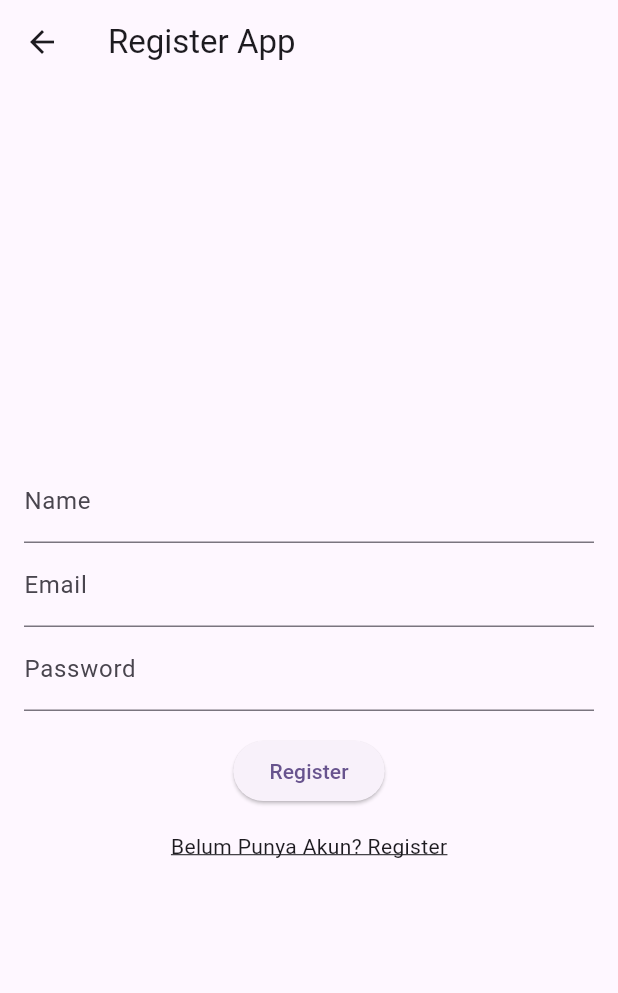
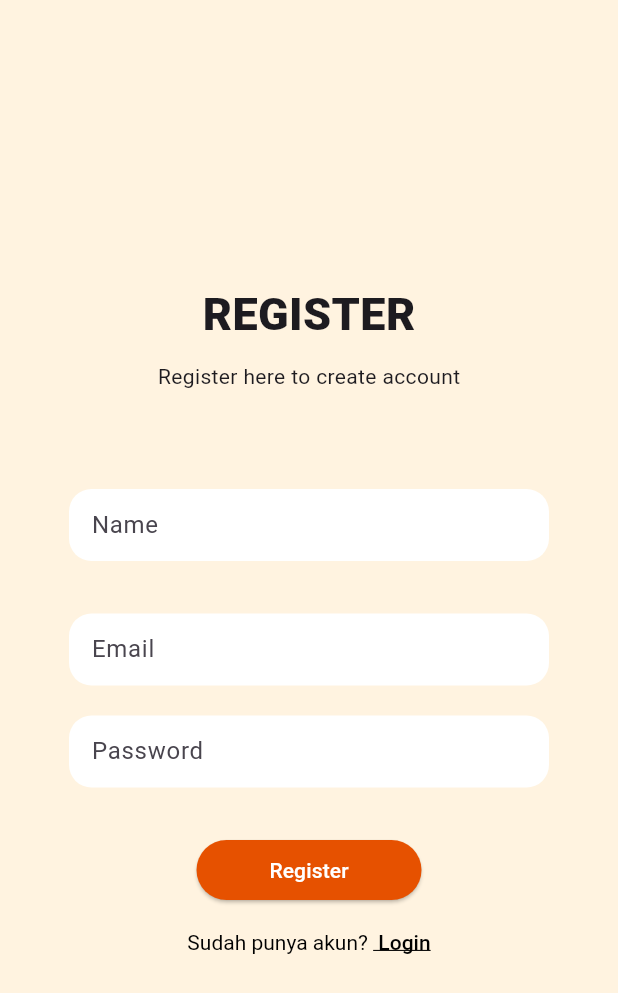
Before and after one commit to fesaworld/fic4_tugas_akhir_ekatalog, a Flutter app: the RegisterPage screen opened directly, on a phone screen of 412 x 824 dp. Shown: the top 993 px of the screen. Run offline on Flutter 3.47's test engine with Material 2 defaults, Android fonts, the phone set to English and light mode, and no system bars; our stand-ins replace bloc, flutter_bloc, shared_preferences; accounts and stored records are empty.

Commit message:
feat(register): improve ui and add validation

```diff
--- a/lib/presentation/pages/register_page.dart
+++ b/lib/presentation/pages/register_page.dart
@@ -1,3 +1,4 @@
+import 'package:flutter/gestures.dart';
 import 'package:flutter/material.dart';
 import 'package:flutter_bloc/flutter_bloc.dart';
 
@@ -16,6 +17,38 @@ class _RegisterPageState extends State<RegisterPage> {
   TextEditingController? nameController;
   TextEditingController? emailController;
   TextEditingController? passwordController;
+  final formKey = GlobalKey<FormState>();
+
+  String? validateName(String name) {
+    String pattern =
+        r"^[a-zA-Z0-9.a-zA-Z0-9.!#$%&'*+-/=?^_`{|}~]+@[a-zA-Z0-9]+\.[a-zA-Z]+";
+    RegExp regex = RegExp(pattern);
+    if (name.isEmpty) {
+      return "Name cannot be empty";
+    }
+    return null;
+  }
+
+  String? validateEmail(String email) {
+    String pattern =
+        r"^[a-zA-Z0-9.a-zA-Z0-9.!#$%&'*+-/=?^_`{|}~]+@[a-zA-Z0-9]+\.[a-zA-Z]+";
+    RegExp regex = RegExp(pattern);
+    if (email.isEmpty) {
+      return "Email cannot be empty";
+    } else if (!regex.hasMatch(email)) {
+      return 'Email is invalid';
+    }
+    return null;
+  }
+
+  String? validatePassword(String pass) {
+    if (pass.isEmpty) {
+      return "Password cannot be empty";
+    } else if (pass.length < 6) {
+      return 'Minimum password contain 6 characters';
+    }
+    return null;
+  }
 
   @override
   void initState() {
@@ -36,26 +69,72 @@ class _RegisterPageState extends State<RegisterPage> {
   @override
   Widget build(BuildContext context) {
     return Scaffold(
-      appBar: AppBar(
-        title: const Text('Register App'),
-      ),
+      backgroundColor: Colors.orange.shade50,
       body: Padding(
         padding: const EdgeInsets.all(16),
+        child: Form(
+          key: formKey,
           child: Column(
             mainAxisAlignment: MainAxisAlignment.center,
             children: [
-            TextField(
-              decoration: const InputDecoration(labelText: 'Name'),
+              const Text(
+                'REGISTER',
+                style: TextStyle(fontSize: 30, fontWeight: FontWeight.w900),
+              ),
+              const SizedBox(height: 10),
+              const Text("Register here to create account"),
+              const SizedBox(height: 50),
+              Container(
+                margin: const EdgeInsets.fromLTRB(30, 15, 30, 10),
+                padding:
+                    const EdgeInsets.symmetric(vertical: 0, horizontal: 15),
+                decoration: BoxDecoration(
+                    color: Colors.white,
+                    borderRadius: BorderRadius.circular(15)),
+                child: TextFormField(
+                  validator: (name) => validateName(name!),
                   controller: nameController,
+                  cursorColor: Colors.orange,
+                  decoration: const InputDecoration(
+                      border: InputBorder.none, hintText: 'Name'),
                 ),
-            TextField(
-              decoration: const InputDecoration(labelText: 'Email'),
+              ),
+              const SizedBox(
+                height: 10,
+              ),
+              Container(
+                margin: const EdgeInsets.fromLTRB(30, 15, 30, 10),
+                padding:
+                    const EdgeInsets.symmetric(vertical: 0, horizontal: 15),
+                decoration: BoxDecoration(
+                    color: Colors.white,
+                    borderRadius: BorderRadius.circular(15)),
+                child: TextFormField(
+                  validator: (email) => validateEmail(email!),
                   controller: emailController,
+                  cursorColor: Colors.orange,
+                  decoration: const InputDecoration(
+                      border: InputBorder.none, hintText: 'Email'),
                 ),
-            TextField(
+              ),
+              const SizedBox(
+                height: 10,
+              ),
+              Container(
+                margin: const EdgeInsets.fromLTRB(30, 0, 30, 15),
+                padding:
+                    const EdgeInsets.symmetric(vertical: 0, horizontal: 15),
+                decoration: BoxDecoration(
+                    color: Colors.white,
+                    borderRadius: BorderRadius.circular(15)),
+                child: TextFormField(
                   obscureText: true,
-              decoration: const InputDecoration(labelText: 'Password'),
+                  validator: (pass) => validatePassword(pass!),
                   controller: passwordController,
+                  cursorColor: Colors.orange,
+                  decoration: const InputDecoration(
+                      border: InputBorder.none, hintText: 'Password'),
+                ),
               ),
               const SizedBox(
                 height: 16,
@@ -66,14 +145,15 @@ class _RegisterPageState extends State<RegisterPage> {
                     nameController!.clear();
                     emailController!.clear();
                     passwordController!.clear();
-                  //navigasi
+
                     ScaffoldMessenger.of(context).showSnackBar(
-                    SnackBar(
+                      const SnackBar(
                           backgroundColor: Colors.blue,
                           content: Text(
-                            'success register with id: ${state.model.id}')),
+                              'success register')),
                     );
-                  Navigator.push(context, MaterialPageRoute(builder: (context) {
+                    Navigator.push(context,
+                        MaterialPageRoute(builder: (context) {
                       return const LoginPage();
                     }));
                   }
@@ -84,8 +164,14 @@ class _RegisterPageState extends State<RegisterPage> {
                       child: CircularProgressIndicator(),
                     );
                   }
-                return ElevatedButton(
+                  return SizedBox(
+                    width: 150,
+                    child: ElevatedButton(
+                        style: ButtonStyle(
+                            backgroundColor: MaterialStateProperty.all(
+                                Colors.orange.shade900)),
                         onPressed: () {
+                          if (formKey.currentState!.validate()) {
                             final requestModel = RegisterModel(
                               name: nameController!.text,
                               email: emailController!.text,
@@ -95,26 +181,41 @@ class _RegisterPageState extends State<RegisterPage> {
                             context
                                 .read<RegisterBloc>()
                                 .add(SaveRegisterEvent(request: requestModel));
+                          }
                         },
-                  child: const Text('Register'),
+                        child: const Text(
+                          "Register",
+                          style: TextStyle(color: Colors.white),
+                        )),
                   );
                 },
               ),
               const SizedBox(
                 height: 16,
               ),
-            InkWell(
-              onTap: () {
-                Navigator.push(context, MaterialPageRoute(builder: (context) {
+              RichText(
+                  text: TextSpan(
+                text: 'Sudah punya akun? ',
+                style: const TextStyle(color: Colors.black),
+                children: <TextSpan>[
+                  TextSpan(
+                      text: ' Login',
+                      style: const TextStyle(
+                          fontWeight: FontWeight.w500,
+                          decoration: TextDecoration.underline),
+                      recognizer: TapGestureRecognizer()
+                        ..onTap = () {
+                          Navigator.pushAndRemoveUntil(context,
+                              MaterialPageRoute(builder: (context) {
                                 return const LoginPage();
-                }));
-              },
-              child: const Text(
-                'Belum Punya Akun? Register',
-                style: TextStyle(decoration: TextDecoration.underline),
+                              }),
+                              (route) => false
+                          );
+                        })
+                ],
+              )),
+            ],
           ),
-            ),
-          ],
         ),
       ),
     );
```
Lines whose indentation alone changed are shown as unchanged.
